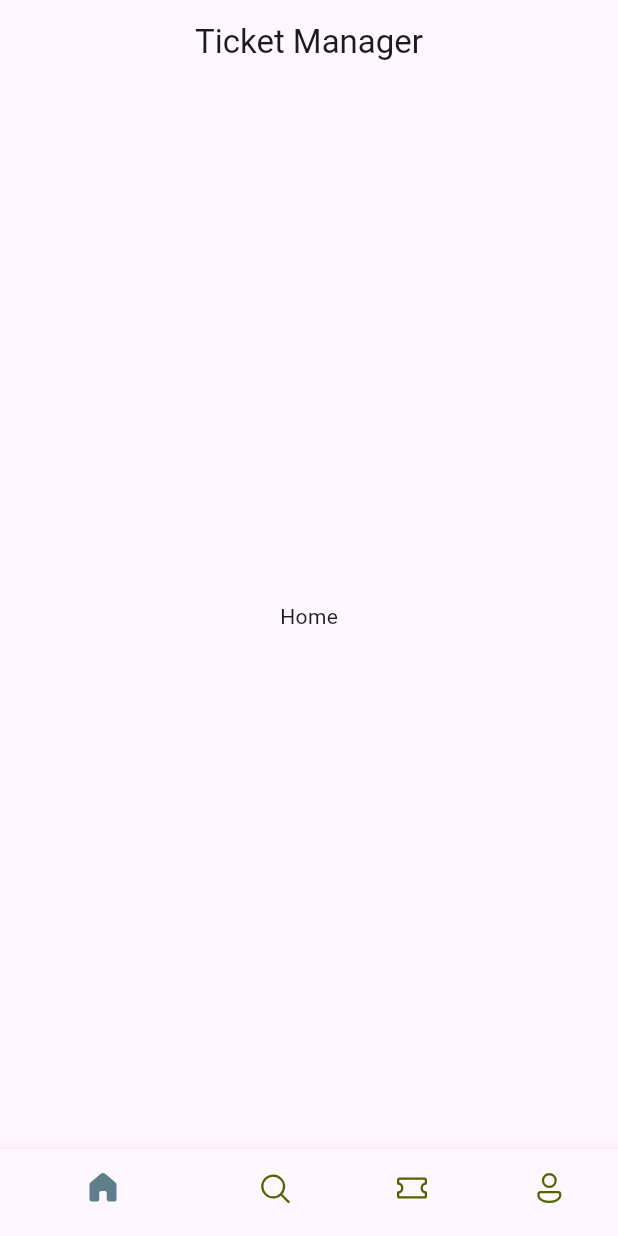
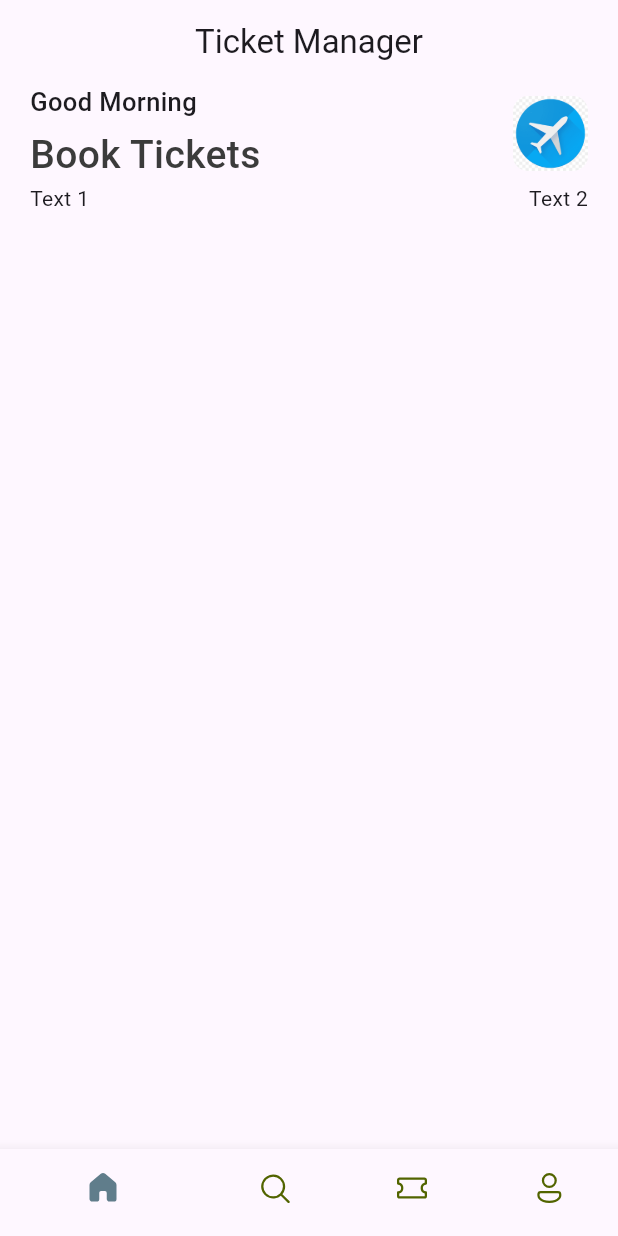
Before and after one commit to AK1239/Ticket-App, a Flutter app: the screen it shows after launch, on a phone screen of 412 x 824 dp. Run offline on Flutter 3.47's test engine with Material 3 defaults, Android fonts, the phone set to English and light mode, and no system bars; our stand-ins replace fluentui_icons.

Commit message:
Top section of home screen

```diff
--- a/lib/base/bottom_nav_bar.dart
+++ b/lib/base/bottom_nav_bar.dart
@@ -1,5 +1,6 @@
 import 'package:fluentui_icons/fluentui_icons.dart';
 import 'package:flutter/material.dart';
+import 'package:ticket_app/screens/home_screen.dart';
 
 class BottomNavBar extends StatefulWidget {
   const BottomNavBar({super.key});
@@ -10,7 +11,7 @@ class BottomNavBar extends StatefulWidget {
 
 class _BottomNavBarState extends State<BottomNavBar> {
   final appScreens = [
-    const Center(child: Text("Home")),
+    const HomeScreen(),
     const Center(child: Text("Search")),
     const Center(child: Text("Tickets")),
     const Center(child: Text("Profile")),
--- /dev/null
+++ b/lib/base/res/styles/app_styles.dart
@@ -0,0 +1,19 @@
+import 'package:flutter/material.dart';
+
+Color primary = const Color(0xFF687daf);
+
+class AppStyles {
+  static Color primaryColor = primary;
+  static Color textColor = const Color(0xFF3b3b3b);
+
+  static TextStyle headLineStyle1 = TextStyle(
+    fontSize: 26,
+    fontWeight: FontWeight.w500,
+    color: textColor,
+  );
+
+  static TextStyle headLineStyle3 = const TextStyle(
+    fontSize: 17,
+    fontWeight: FontWeight.w500,
+  );
+}
--- /dev/null
+++ b/lib/screens/home_screen.dart
@@ -0,0 +1,58 @@
+import 'package:flutter/material.dart';
+import 'package:ticket_app/base/res/styles/app_styles.dart';
+
+class HomeScreen extends StatelessWidget {
+  const HomeScreen({super.key});
+
+  @override
+  Widget build(BuildContext context) {
+    return Scaffold(
+        body: ListView(
+      children: [
+        Container(
+          padding: const EdgeInsets.symmetric(horizontal: 20),
+          child: Column(
+            children: [
+              Row(
+                mainAxisAlignment: MainAxisAlignment.spaceBetween,
+                children: [
+                  Column(
+                    crossAxisAlignment: CrossAxisAlignment.start,
+                    children: [
+                      Text(
+                        'Good Morning',
+                        style: AppStyles.headLineStyle3,
+                      ),
+                      const SizedBox(
+                        height: 5,
+                      ),
+                      Text(
+                        'Book Tickets',
+                        style: AppStyles.headLineStyle1,
+                      ),
+                    ],
+                  ),
+                  Container(
+                    width: 50,
+                    height: 50,
+                    decoration: BoxDecoration(
+                        borderRadius: BorderRadius.circular(10),
+                        image: const DecorationImage(
+                            image: AssetImage("assets/images/logo.png"))),
+                  )
+                ],
+              ),
+              const Row(
+                mainAxisAlignment: MainAxisAlignment.spaceBetween,
+                children: [
+                  Text('Text 1'),
+                  Text('Text 2'),
+                ],
+              )
+            ],
+          ),
+        )
+      ],
+    ));
+  }
+}
```
Also changed, not shown: pubspec.yaml (+4 -6 lines), assets/images/logo.png (added).
